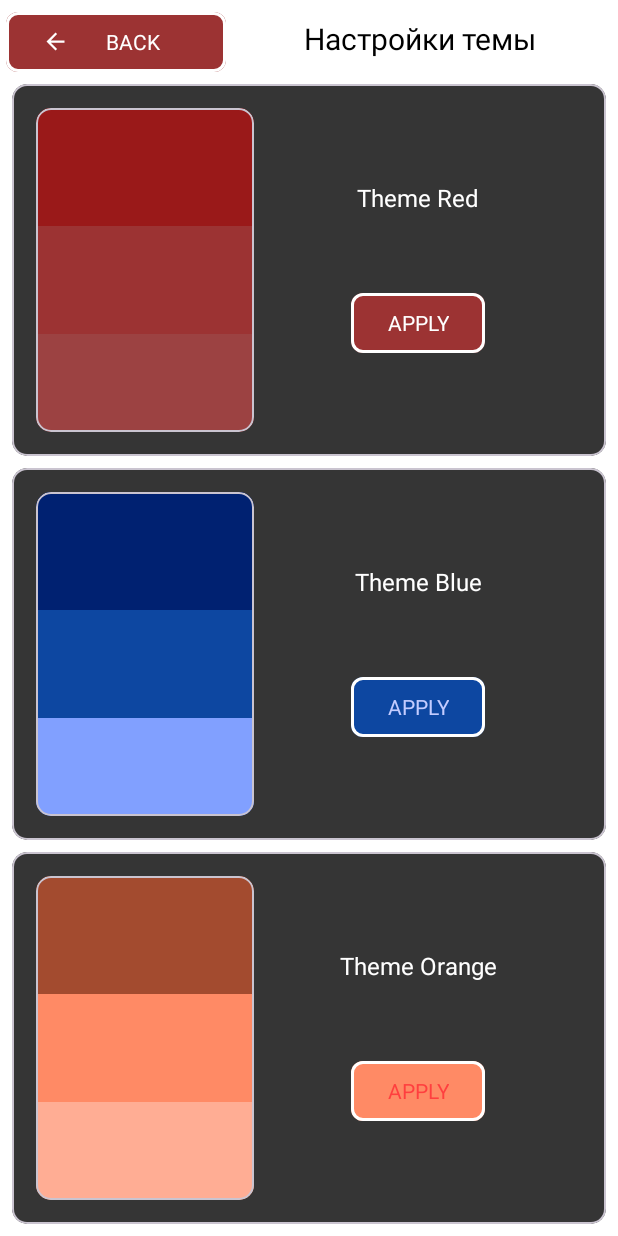
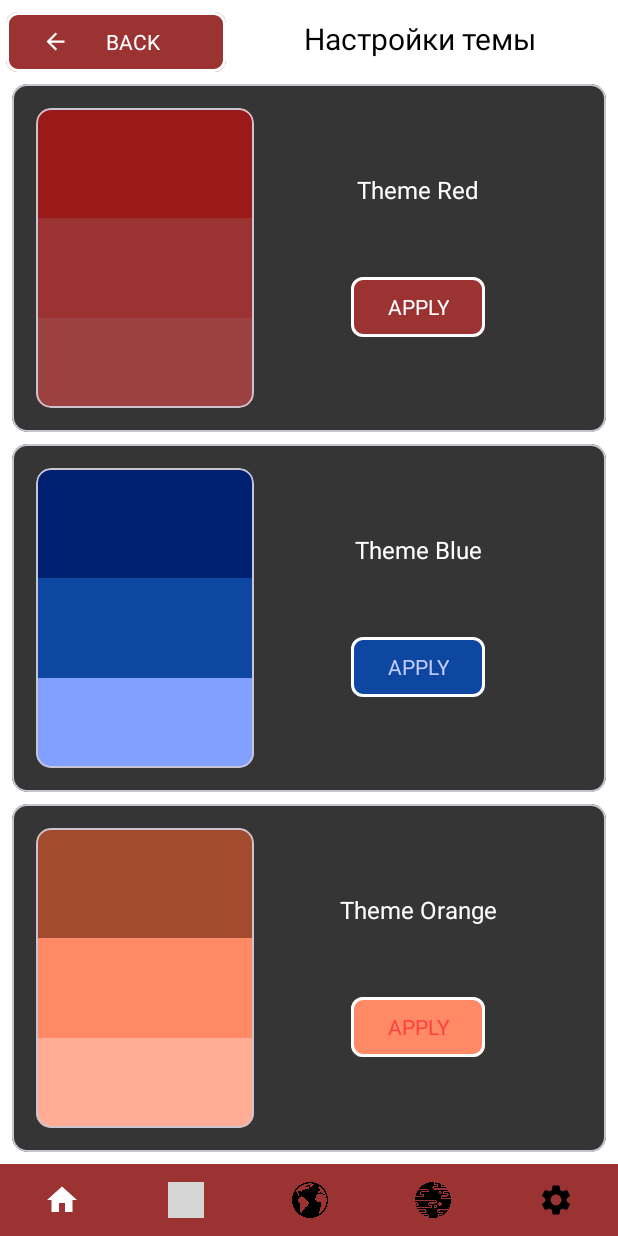
Before and after one commit to anton-tchaikovsky/NasaApp, an Android app: the fragment ChoosingThemeFragment placed in its activity, on a phone screen of 412 x 824 dp. Run offline under Robolectric (Android 15) with nearby library versions, the phone set to English and light mode, and no system bars; libraries missing offline, so code that uses them is left out: coil.api.load; pictures from the network do not load; Roboto replaces fonts that are not available here; grey boxes are pictures that could not be loaded.

Commit message:
Реализовал BottomNavigationView для существующего функционала (пустые элементы меню на новые фрагменты).

```diff
--- a/app/src/main/java/com/example/nasaapp/view/ActivityNasaApp.kt
+++ b/app/src/main/java/com/example/nasaapp/view/ActivityNasaApp.kt
@@ -13,12 +13,12 @@ class ActivityNasaApp : AppCompatActivity() {
     private lateinit var binding: ActivityNasaAppBinding
 
     override fun onCreate(savedInstanceState: Bundle?) {
+        setTheme(getPreferences(MODE_PRIVATE).getString(KEY_SAVED_THEME, Theme.THEME_RED.title))
         super.onCreate(savedInstanceState)
         binding = ActivityNasaAppBinding.inflate(layoutInflater)
-        setTheme(getPreferences(MODE_PRIVATE).getString(KEY_SAVED_THEME, Theme.THEME_RED.title))
         setContentView(binding.root)
         if (savedInstanceState == null)
-            createChoosingTheDayFragment()
+            openChoosingTheDayFragment()
         setListenerForChoosingTheme()
     }
 
@@ -37,7 +37,7 @@ class ActivityNasaApp : AppCompatActivity() {
     }
 
     // метод создает ChoosingTheDayFragment
-    private fun createChoosingTheDayFragment(){
+    private fun openChoosingTheDayFragment(){
             supportFragmentManager.beginTransaction()
                 .replace(
                     binding.containerForChoosingTheDay.id,
--- a/app/src/main/java/com/example/nasaapp/view/ChoosingTheDayFragment.kt
+++ b/app/src/main/java/com/example/nasaapp/view/ChoosingTheDayFragment.kt
@@ -1,27 +1,32 @@
 package com.example.nasaapp.view
 
+import android.app.Activity
 import android.content.Context.MODE_PRIVATE
 import android.content.Intent
 import android.net.Uri
 import android.os.Bundle
 import android.text.Editable
 import android.text.TextWatcher
-import android.util.Log
-import android.view.*
-import androidx.core.view.MenuHost
-import androidx.core.view.MenuProvider
+import android.view.LayoutInflater
+import android.view.View
+import android.view.ViewGroup
 import androidx.fragment.app.Fragment
-import androidx.lifecycle.Lifecycle
 import androidx.viewpager2.widget.ViewPager2
 import com.example.nasaapp.R
 import com.example.nasaapp.databinding.ChoosingTheDayLayoutBinding
 import com.example.nasaapp.model.dto.AstronomyPictureOfTheDay
 import com.example.nasaapp.utils.*
+import com.google.android.material.bottomnavigation.BottomNavigationView
 import com.google.android.material.tabs.TabLayoutMediator
 
 class ChoosingTheDayFragment:Fragment() {
     companion object {
         fun newInstance() = ChoosingTheDayFragment()
+        fun selectedItemMenuHome(activity: Activity){
+            activity.findViewById<BottomNavigationView>(R.id.navigation_view)?.let{
+                it.selectedItemId = R.id.home
+            }
+        }
     }
 
     private var _binding: ChoosingTheDayLayoutBinding? = null
@@ -42,23 +47,48 @@ class ChoosingTheDayFragment:Fragment() {
 
     override fun onViewCreated(view: View, savedInstanceState: Bundle?) {
         super.onViewCreated(view, savedInstanceState)
-        setBottomAppBarMenu()
         settingSearchTextField()
-        setOnClickListenerForFAB()
+        settingNavigationView()
+        setListenerForCurrentAstronomyPicturesOfTheDay()
         settingViewPager(readChoosingDay())
-        setListenerForCurrentAstronomyPicturesOfTheDay()
-
     }
 
+    private fun settingNavigationView() {
+        requireActivity().findViewById<BottomNavigationView>(R.id.navigation_view)?.let { it ->
+            it.setOnItemSelectedListener { item ->
+                when (item.itemId) {
+                    R.id.hd -> openHdAstronomyPicturesOfTheDayFragment()
+                    R.id.setting -> openChoosingThemeFragment()
+                    R.id.home -> requireActivity().supportFragmentManager.popBackStack()
+                }
+                true
+            }
+            it.setOnItemReselectedListener {item ->
+                when (item.itemId) {
+                    R.id.hd -> (requireActivity().supportFragmentManager.findFragmentByTag(
+                        TAG_HD_ASTRONOMY_PICTURES_OF_THE_DAY_FRAGMENT) as HdAstronomyPicturesOfTheDayFragment).setHdAstronomyPicturesOfTheDay()
+                    R.id.setting ->{}
+                    R.id.home -> settingViewPager(Day.values()[viewPager.currentItem])
+                }
+            }
+        }
+    }
+
+
     // метод получает объект DTO astronomyPictureOfTheDay для созданного фрагмента AstronomyPicturesOfTheDayFragment и сохраняет его в list
-    private fun setListenerForCurrentAstronomyPicturesOfTheDay(){
+    private fun setListenerForCurrentAstronomyPicturesOfTheDay() {
         requireActivity().supportFragmentManager.run {
             Day.values().forEachIndexed { index, day ->
-                setFragmentResultListener("$REQUIRE_KEY_ASTRONOMY_PICTURES_OF_THE_DAY ${day.day}",
+                setFragmentResultListener(
+                    "$REQUIRE_KEY_ASTRONOMY_PICTURES_OF_THE_DAY ${day.day}",
                     viewLifecycleOwner
-                ) { _, result -> result.getParcelable<AstronomyPictureOfTheDay?>(KEY_ASTRONOMY_PICTURES_OF_THE_DAY).let{
+                ) { _, result ->
+                    result.getParcelable<AstronomyPictureOfTheDay?>(
+                        KEY_ASTRONOMY_PICTURES_OF_THE_DAY
+                    ).let {
                         listAstronomyPictureOfTheDay[index] = it
-                } }
+                    }
+                }
             }
         }
     }
@@ -133,34 +163,45 @@ class ChoosingTheDayFragment:Fragment() {
     }
 
     // чтение выбранного дня из настроек
-    private fun readChoosingDay(): Day{
+    private fun readChoosingDay(): Day {
         var day = Day.TODAY
-        activity?.let{
-            when (it.getPreferences(MODE_PRIVATE).getString(KEY_DAY, TODAY)){
-                TODAY -> day=Day.TODAY
-                YESTERDAY -> day=Day.YESTERDAY
+        activity?.let {
+            when (it.getPreferences(MODE_PRIVATE).getString(KEY_DAY, TODAY)) {
+                TODAY -> day = Day.TODAY
+                YESTERDAY -> day = Day.YESTERDAY
                 DAY_BEFORE_YESTERDAY -> day = Day.DAY_BEFORE_YESTERDAY
             }
         }
         return day
     }
 
-    // метод устанавливает слушателя на FAB, для отображения соответствующего HdAstronomyPicturesOfTheDay
-    private fun setOnClickListenerForFAB(){
-        binding.fabHd.setOnClickListener {
-            if(isConnectNetwork(context)){
-                Log.v("@@@", listAstronomyPictureOfTheDay.toString())
+    // метод отображает соответствующий фрагмент HdAstronomyPicturesOfTheDay
+    private fun openHdAstronomyPicturesOfTheDayFragment() {
+        if (isConnectNetwork(context)) {
             listAstronomyPictureOfTheDay.getOrNull(viewPager.currentItem)?.let {
                 requireActivity().supportFragmentManager.beginTransaction()
-                        .add(R.id.container_for_choosing_the_day, HdAstronomyPicturesOfTheDayFragment.newInstance(it),
-                            TAG_HD_ASTRONOMY_PICTURES_OF_THE_DAY_FRAGMENT)
+                    .add(
+                        R.id.container_for_choosing_the_day,
+                        HdAstronomyPicturesOfTheDayFragment.newInstance(it),
+                        TAG_HD_ASTRONOMY_PICTURES_OF_THE_DAY_FRAGMENT
+                    )
                     .addToBackStack("")
                     .commitAllowingStateLoss()
             }
-            } else{
+        } else {
             showToast(context, DISCONNECT_NETWORK)
         }
     }
+
+    // метод отображает фрагмент ChoosingThemeFragment
+    private fun openChoosingThemeFragment() {
+        requireActivity().supportFragmentManager.beginTransaction()
+            .add(
+                R.id.container_for_choosing_the_day, ChoosingThemeFragment.newInstance(),
+                TAG_CHOOSING_THEME_FRAGMENT
+            )
+            .addToBackStack("")
+            .commitAllowingStateLoss()
     }
 
     override fun onPause() {
@@ -173,37 +214,4 @@ class ChoosingTheDayFragment:Fragment() {
         _binding = null
     }
 
-    // метод настраивает меню в составе BottomAppBar
-    private fun setBottomAppBarMenu() {
-        // назначаем bottomAppBar в качестве меню
-        (requireActivity() as ActivityNasaApp).setSupportActionBar(binding.bottomAppBar)
-        // обрабатываем нажатие на navigation_menu
-        binding.bottomAppBar.setNavigationOnClickListener {
-            activity?.let {
-                BottomMenuNavigationDrawerFragment.newInstance().show(it.supportFragmentManager,
-                    TAG_BOTTOM_MENU_NAVIGATION_DRAWER_FRAGMENT )
 }
-        }
-        // создаем меню и настраиваем обработку нажатия
-        val menuHost: MenuHost = requireActivity() as ActivityNasaApp
-        menuHost.addMenuProvider(object :MenuProvider{
-            override fun onCreateMenu(menu: Menu, menuInflater: MenuInflater) {
-                menuInflater.inflate(R.menu.bottom_app_bar_menu, menu)
-            }
-            override fun onMenuItemSelected(menuItem: MenuItem): Boolean {
-                return when (menuItem.itemId) {
-                    R.id.setting -> {
-                        requireActivity().supportFragmentManager.beginTransaction()
-                            .add(R.id.container_for_choosing_the_day, ChoosingThemeFragment.newInstance(),
-                                TAG_CHOOSING_THEME_FRAGMENT)
-                            .addToBackStack("")
-                            .commitAllowingStateLoss()
-                        true
-                    }
-                    else -> false
-                }
-            }
-        }, viewLifecycleOwner, Lifecycle.State.RESUMED)
-    }
-
-}
--- a/app/src/main/java/com/example/nasaapp/view/ChoosingThemeFragment.kt
+++ b/app/src/main/java/com/example/nasaapp/view/ChoosingThemeFragment.kt
@@ -86,6 +86,7 @@ class ChoosingThemeFragment : Fragment() {
     }
 
     override fun onDestroyView() {
+        ChoosingTheDayFragment.selectedItemMenuHome(requireActivity())
         super.onDestroyView()
         _binding = null
     }
--- /dev/null
+++ b/app/src/main/res/color/navigation_view_icon_tint.xml
@@ -0,0 +1,5 @@
+<?xml version="1.0" encoding="utf-8"?>
+<selector xmlns:android="http://schemas.android.com/apk/res/android">
+    <item android:color="@android:color/white" android:state_checked="true"/>
+    <item android:color="@android:color/black"/>
+</selector>
--- /dev/null
+++ b/app/src/main/res/drawable/ic_baseline_home_24.xml
@@ -0,0 +1,5 @@
+<vector android:height="24dp" android:tint="#000000"
+    android:viewportHeight="24" android:viewportWidth="24"
+    android:width="24dp" xmlns:android="http://schemas.android.com/apk/res/android">
+    <path android:fillColor="@android:color/white" android:pathData="M10,20v-6h4v6h5v-8h3L12,3 2,12h3v8z"/>
+</vector>
--- a/app/src/main/res/layout/activity_nasa_app.xml
+++ b/app/src/main/res/layout/activity_nasa_app.xml
@@ -1,7 +1,28 @@
 <?xml version="1.0" encoding="utf-8"?>
 
-<FrameLayout xmlns:android="http://schemas.android.com/apk/res/android"
-    android:id="@+id/container_for_choosing_the_day"
+<androidx.constraintlayout.widget.ConstraintLayout xmlns:android="http://schemas.android.com/apk/res/android"
+    xmlns:app="http://schemas.android.com/apk/res-auto"
     android:layout_width="match_parent"
-    android:layout_height="match_parent"
-    />
+    android:layout_height="match_parent">
+
+    <FrameLayout
+        android:id="@+id/container_for_choosing_the_day"
+        android:layout_width="match_parent"
+        android:layout_height="0dp"
+        app:layout_constraintEnd_toEndOf="parent"
+        app:layout_constraintStart_toStartOf="parent"
+        app:layout_constraintTop_toTopOf="parent"
+        app:layout_constraintBottom_toTopOf="@id/navigation_view"
+        />
+
+    <com.google.android.material.bottomnavigation.BottomNavigationView
+        android:id="@+id/navigation_view"
+        android:layout_width="match_parent"
+        android:layout_height="@dimen/height_navigation_view"
+        app:layout_constraintBottom_toBottomOf="parent"
+        app:layout_constraintStart_toStartOf="parent"
+        app:layout_constraintTop_toBottomOf="@+id/container_for_choosing_the_day"
+        app:menu="@menu/menu_navigation_view"/>
+
+
+</androidx.constraintlayout.widget.ConstraintLayout>
--- a/app/src/main/res/layout/astronomy_picture_of_the_day_fragment.xml
+++ b/app/src/main/res/layout/astronomy_picture_of_the_day_fragment.xml
@@ -29,7 +29,10 @@
             android:id="@+id/astronomy_pictures_of_the_day"
             android:layout_width="match_parent"
             android:layout_height="match_parent"
-            android:padding="@dimen/padding_nested_scroll_view"
+            android:paddingBottom="@dimen/padding_bottom_nested_scroll_view"
+            android:paddingStart="@dimen/padding_start_nested_scroll_view"
+            android:paddingEnd="@dimen/padding_end_nested_scroll_view"
+            android:paddingTop="@dimen/padding_top_nested_scroll_view"
             tools:context=".view.AstronomyPicturesOfTheDayFragment">
 
             <androidx.constraintlayout.widget.ConstraintLayout
--- a/app/src/main/res/menu/bottom_app_bar_menu.xml
+++ /dev/null
@@ -1,11 +0,0 @@
-<?xml version="1.0" encoding="utf-8"?>
-<menu xmlns:android="http://schemas.android.com/apk/res/android"
-    xmlns:app="http://schemas.android.com/apk/res-auto">
-<item
-    android:id="@+id/setting"
-    android:title="@string/setting"
-    android:icon="@drawable/ic_baseline_settings_24"
-    android:contentDescription="@string/settingApp"
-    app:showAsAction="ifRoom"
-    />
-</menu>
--- /dev/null
+++ b/app/src/main/res/menu/menu_navigation_view.xml
@@ -0,0 +1,44 @@
+<menu xmlns:android="http://schemas.android.com/apk/res/android"
+    xmlns:app="http://schemas.android.com/apk/res-auto"
+    >
+
+    <item
+        android:id="@+id/home"
+        android:title="@string/home"
+        android:icon="@drawable/ic_baseline_home_24"
+        android:contentDescription="@string/picture_of_the_day"
+        app:showAsAction="ifRoom"
+        />
+
+    <item
+        android:id="@+id/hd"
+        android:title="@string/hd"
+        android:icon="@drawable/ic_baseline_hd_24"
+        android:contentDescription="@string/open_picture"
+        app:showAsAction="ifRoom"
+        />
+
+    <item
+        android:id="@+id/earth"
+        android:title="@string/earth"
+        android:icon="@drawable/earth"
+        android:contentDescription="@string/picture_earth"
+        app:showAsAction="ifRoom"
+        />
+    <item
+        android:id="@+id/mars"
+        android:title="@string/mars"
+        android:icon="@drawable/mars"
+        android:contentDescription="@string/picture_mars"
+        app:showAsAction="ifRoom"
+        />
+
+    <item
+        android:id="@+id/setting"
+        android:title="@string/setting"
+        android:icon="@drawable/ic_baseline_settings_24"
+        android:contentDescription="@string/setting_app"
+        app:showAsAction="ifRoom"
+        />
+
+</menu>
--- a/app/src/main/res/values-v29/themes.xml
+++ b/app/src/main/res/values-v29/themes.xml
@@ -14,6 +14,7 @@
         <item name="circularProgressIndicatorStyle">@style/ProgressBarStyle</item>
         <item name="materialCardViewStyle">@style/CardViewStyle</item>
         <item name="materialButtonOutlinedStyle">@style/ButtonStyle</item>
+        <item name="bottomNavigationStyle">@style/NavigationViewStyle</item>
 
         <item name="shapeAppearanceCornerLarge">@style/ButtonFabShapeAppearance</item>
         <item name="shapeAppearanceCornerSmall">@style/ChipShapeAppearance</item>
--- a/app/src/main/res/values/strings.xml
+++ b/app/src/main/res/values/strings.xml
@@ -13,8 +13,8 @@
     <string name="back">назад</string>
     <string name="open_picture">открыть изображение</string>
     <string name="open_picture_eng">OPEN</string>
-    <string name="setting">настройки</string>
-    <string name="settingApp">настройки приложения</string>
+    <string name="setting">setting</string>
+    <string name="setting_app">настройки приложения</string>
     <string name="apply_eng">APPLY</string>
     <string name="apply">"применить"</string>
     <string name="red">red</string>
@@ -25,4 +25,11 @@
     <string name="save">save</string>
     <string name="send">send</string>
     <string name="to_send">отправить</string>
+    <string name="home">home</string>
+    <string name="picture_of_the_day">астрономическое изображение дня</string>
+    <string name="mars">Mars</string>
+    <string name="picture_mars">изображение Марса</string>
+    <string name="earth">Earth</string>
+    <string name="picture_earth">изображение Земли</string>
+    <string name="hd">HD</string>
 </resources>
--- a/app/src/main/res/values/style.xml
+++ b/app/src/main/res/values/style.xml
@@ -77,6 +77,18 @@
         <item name="tabIndicatorColor">@android:color/black</item>
     </style>
 
+    <style name="NavigationViewStyle" parent="Widget.Material3.BottomNavigationView">
+        <item name="labelVisibilityMode">unlabeled</item>
+        <item name="itemActiveIndicatorStyle">@style/ActiveIndicatorStyle</item>
+        <item name="itemIconTint">@color/navigation_view_icon_tint</item>
+        <item name="elevation">0dp</item>
+        <item name="backgroundTint">?attr/colorPrimaryContainer</item>
+
+    </style>
+    <style name="ActiveIndicatorStyle" parent="Widget.Material3.BottomNavigationView.ActiveIndicator">
+        <item name="android:color">?attr/colorPrimaryContainer</item>
+    </style>
+
     <style name="TextStyleAmethysta" parent="@style/TextAppearance.AppCompat.Large">
         <item name="fontFamily">@font/amethysta</item>
         <item name="android:textSize">12sp</item>
--- a/app/src/main/res/values/themes.xml
+++ b/app/src/main/res/values/themes.xml
@@ -13,6 +13,7 @@
         <item name="circularProgressIndicatorStyle">@style/ProgressBarStyle</item>
         <item name="materialCardViewStyle">@style/CardViewStyle</item>
         <item name="materialButtonOutlinedStyle">@style/ButtonStyle</item>
+        <item name="bottomNavigationStyle">@style/NavigationViewStyle</item>
 
         <item name="shapeAppearanceCornerLarge">@style/ButtonFabShapeAppearance</item>
         <item name="shapeAppearanceCornerSmall">@style/ChipShapeAppearance</item>
```
Also changed, not shown: app/src/main/java/com/example/nasaapp/view/AstronomyPicturesOfTheDayFragment.kt (+0 -11 lines), app/src/main/java/com/example/nasaapp/view/HdAstronomyPictureOfTheDayFragment.kt (+15 -5 lines), app/src/main/res/layout/choosing_the_day_layout.xml (+2 -25 lines), app/src/main/res/values/dimens.xml (+8 -2 lines), app/src/main/res/drawable-v24/earth.png (added), app/src/main/res/drawable-v24/mars.png (added). Lines whose indentation alone changed are shown as unchanged.
